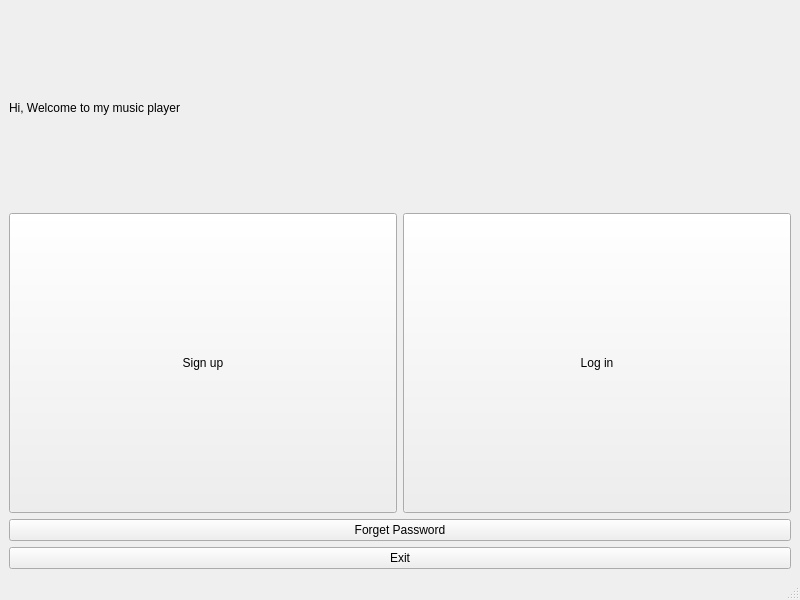
roga134/MusicPlayerQT, file MusicPlayer/account/menu.ui: the form before one commit.
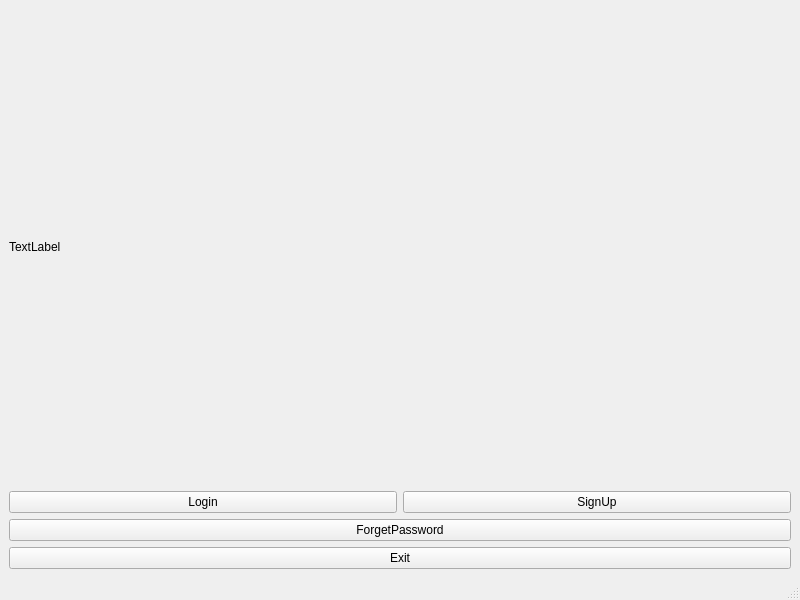
The form after the commit.

What changed in the file:
```diff
--- a/MusicPlayer/account/menu.ui
+++ b/MusicPlayer/account/menu.ui
@@ -15,147 +15,42 @@
   </property>
   <widget class="QWidget" name="centralwidget">
    <layout class="QVBoxLayout" name="verticalLayout_2">
+    <item>
+     <widget class="QLabel" name="label">
+      <property name="text">
+       <string>TextLabel</string>
+      </property>
+     </widget>
+    </item>
+    <item>
+     <layout class="QHBoxLayout" name="horizontalLayout">
+      <item>
+       <widget class="QPushButton" name="pushButton_logIn">
+        <property name="text">
+         <string>Login</string>
+        </property>
+       </widget>
+      </item>
+      <item>
+       <widget class="QPushButton" name="pushButton_signUp">
+        <property name="text">
+         <string>SignUp</string>
+        </property>
+       </widget>
+      </item>
+     </layout>
+    </item>
     <item>
      <layout class="QVBoxLayout" name="verticalLayout">
       <item>
-       <widget class="QLabel" name="MainLabel">
-        <property name="sizePolicy">
-         <sizepolicy hsizetype="Preferred" vsizetype="Minimum">
-          <horstretch>0</horstretch>
-          <verstretch>0</verstretch>
-         </sizepolicy>
-        </property>
-        <property name="minimumSize">
-         <size>
-          <width>0</width>
-          <height>0</height>
-         </size>
-        </property>
-        <property name="baseSize">
-         <size>
-          <width>0</width>
-          <height>0</height>
-         </size>
-        </property>
-        <property name="contextMenuPolicy">
-         <enum>Qt::DefaultContextMenu</enum>
-        </property>
-        <property name="frameShadow">
-         <enum>QFrame::Plain</enum>
-        </property>
-        <property name="lineWidth">
-         <number>0</number>
-        </property>
+       <widget class="QPushButton" name="pushButton_forPass">
         <property name="text">
-         <string>Hi, Welcome to my music player</string>
+         <string>ForgetPassword</string>
         </property>
-        <property name="textFormat">
-         <enum>Qt::PlainText</enum>
-        </property>
-        <property name="scaledContents">
-         <bool>false</bool>
-        </property>
-        <property name="wordWrap">
-         <bool>false</bool>
-        </property>
-        <property name="indent">
-         <number>0</number>
-        </property>
        </widget>
       </item>
       <item>
-       <layout class="QHBoxLayout" name="horizontalLayout">
-        <item>
-         <widget class="QPushButton" name="pushButton_SignUp">
-          <property name="sizePolicy">
-           <sizepolicy hsizetype="Preferred" vsizetype="Maximum">
-            <horstretch>0</horstretch>
-            <verstretch>0</verstretch>
-           </sizepolicy>
-          </property>
-          <property name="minimumSize">
-           <size>
-            <width>0</width>
-            <height>300</height>
-           </size>
-          </property>
-          <property name="cursor">
-           <cursorShape>OpenHandCursor</cursorShape>
-          </property>
-          <property name="text">
-           <string>Sign up</string>
-          </property>
-         </widget>
-        </item>
-        <item>
-         <widget class="QPushButton" name="pushButton_LogIn">
-          <property name="sizePolicy">
-           <sizepolicy hsizetype="Preferred" vsizetype="Maximum">
-            <horstretch>0</horstretch>
-            <verstretch>20</verstretch>
-           </sizepolicy>
-          </property>
-          <property name="minimumSize">
-           <size>
-            <width>0</width>
-            <height>300</height>
-           </size>
-          </property>
-          <property name="cursor">
-           <cursorShape>OpenHandCursor</cursorShape>
-          </property>
-          <property name="text">
-           <string>Log in</string>
-          </property>
-         </widget>
-        </item>
-       </layout>
-      </item>
-      <item>
-       <widget class="QPushButton" name="pushButton_ForPass">
-        <property name="sizePolicy">
-         <sizepolicy hsizetype="Minimum" vsizetype="Maximum">
-          <horstretch>0</horstretch>
-          <verstretch>0</verstretch>
-         </sizepolicy>
-        </property>
-        <property name="cursor">
-         <cursorShape>OpenHandCursor</cursorShape>
-        </property>
-        <property name="text">
-         <string>Forget Password</string>
-        </property>
-        <property name="checkable">
-         <bool>false</bool>
-        </property>
-        <property name="checked">
-         <bool>false</bool>
-        </property>
-        <property name="autoRepeatDelay">
-         <number>307</number>
-        </property>
-        <property name="autoDefault">
-         <bool>false</bool>
-        </property>
-        <property name="default">
-         <bool>false</bool>
-        </property>
-        <property name="flat">
-         <bool>false</bool>
-        </property>
-       </widget>
-      </item>
-      <item>
-       <widget class="QPushButton" name="pushButton_Exit">
-        <property name="sizePolicy">
-         <sizepolicy hsizetype="Minimum" vsizetype="Maximum">
-          <horstretch>0</horstretch>
-          <verstretch>0</verstretch>
-         </sizepolicy>
-        </property>
-        <property name="cursor">
-         <cursorShape>OpenHandCursor</cursorShape>
-        </property>
+       <widget class="QPushButton" name="pushButton_exit">
         <property name="text">
          <string>Exit</string>
         </property>
```
Left out of the diff: 30 changed lines with no effect on the pictures.
